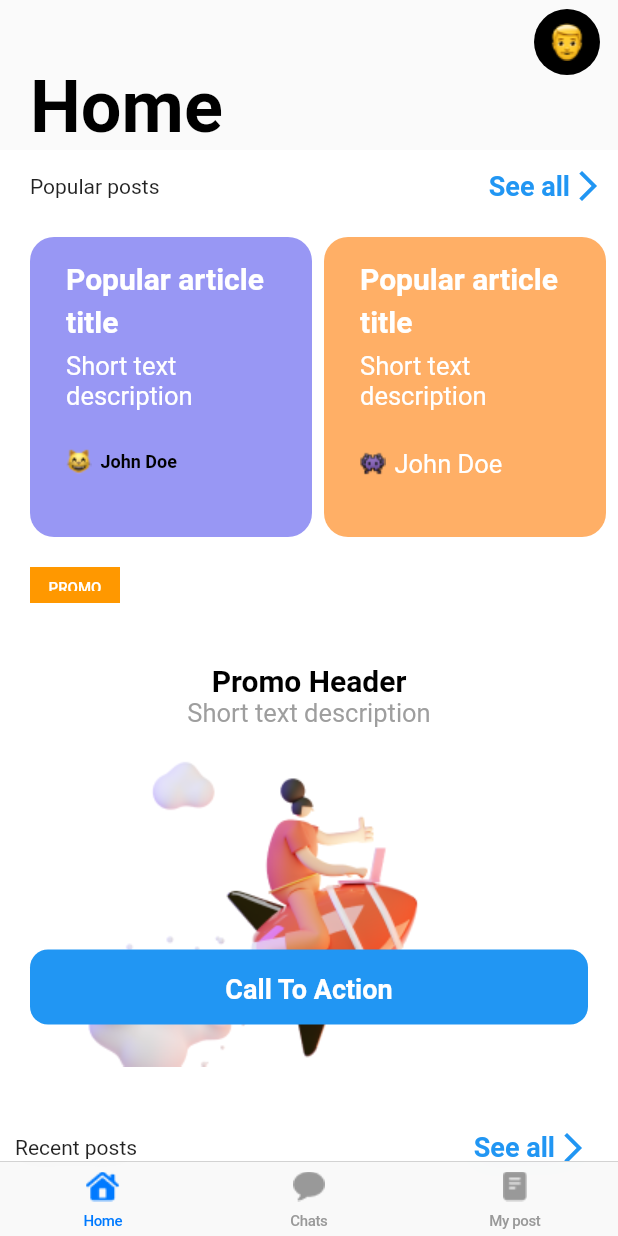
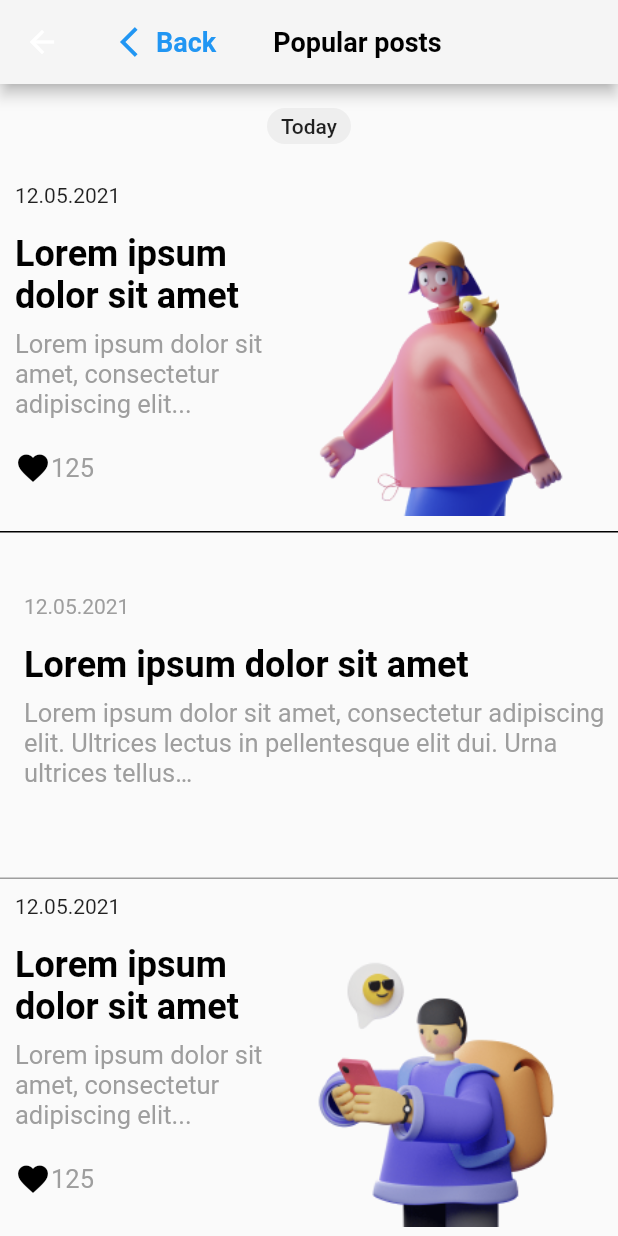
Before and after one commit to ZayniddinMamarasulov/flutter-uzbek, a Flutter app: the screen it shows after launch, after a tap on "See all", on a phone screen of 412 x 824 dp. Run offline on Flutter 3.47's test engine with Material 2 defaults, Android fonts, the light colour scheme and no system bars.

Commit message:
add MVVM add

```diff
--- a/lib/main.dart
+++ b/lib/main.dart
@@ -1,5 +1,8 @@
 import 'package:flutter/material.dart';
+import 'package:flutter_uzbek/view/components/popular_item.dart';
 import 'package:flutter_uzbek/view/home_page.dart';
+import 'package:flutter_uzbek/view/my_proil_page.dart';
+import 'package:flutter_uzbek/view/popular_posts_page.dart';
 
 void main() {
   runApp(const MyApp());
@@ -17,6 +20,11 @@ class MyApp extends StatelessWidget {
         primarySwatch: Colors.blue,
       ),
       home: const HomePage(),
+      routes: {
+        MyProfilPage.id: (context)=>MyProfilPage(),
+        PopularItem.id: (context)=>PopularItem(),
+        PopularPostsPAge.id: (context)=>PopularPostsPAge()
+      },
     );
   }
 }
--- a/lib/view/chats_page.dart
+++ b/lib/view/chats_page.dart
@@ -1,3 +1,4 @@
+import 'package:flutter/cupertino.dart';
 import 'package:flutter/material.dart';
 import 'package:flutter_uzbek/color/app_color.dart';
 
@@ -14,34 +15,71 @@ class _ChatsPageState extends State<ChatsPage> {
   Widget build(BuildContext context) {
     return Scaffold(
         body: CustomScrollView(
-        slivers: <Widget>[
-          //2
+            slivers: [
               SliverAppBar(
+                expandedHeight: 160,
+                automaticallyImplyLeading: false,
                 pinned: true,
-            expandedHeight: 88,
-            backgroundColor: AppColors.containerFiveColor,
+                titleSpacing: 0,
+                elevation: 1.0,
+                backgroundColor: AppColors.containerFourColor,
+                title: Padding(
+                  padding: EdgeInsets.only(left: 10),
+                  child: Text("Chats",style: TextStyle(color: Colors.black,fontSize: 32,fontWeight: FontWeight.w700),),
+                ),
                 flexibleSpace: FlexibleSpaceBar(
-              title: Text('Chats',style: TextStyle(color: Colors.black), textScaleFactor: 1),
+                  background: Padding(
+                    padding: EdgeInsets.all(8),
+                    child: Column(
+                      crossAxisAlignment: CrossAxisAlignment.start,
+                      children: <Widget>[
+                        SizedBox(height: 70.0),
+
+                        Padding(
+                          padding: const EdgeInsets.fromLTRB(12, 6, 12, 12),
+                          child: Container(
+                            height: 36.0,
+                            width: double.infinity,
+                            child: CupertinoTextField(
+                              keyboardType: TextInputType.text,
+                              placeholder: 'Search',
+                              placeholderStyle: TextStyle(
+                                color: Color(0xffC4C6CC),
+                                fontSize: 14.0,
+                                fontFamily: 'Brutal',
+                              ),
+                              prefix: Padding(
+                                padding:
+                                const EdgeInsets.fromLTRB(9.0, 6.0, 9.0, 6.0),
+                                child: Icon(
+                                  Icons.search,
+                                  color: Color(0xffC4C6CC),
                                 ),
                               ),
-          //3
+                              decoration: BoxDecoration(
+                                borderRadius: BorderRadius.circular(8.0),
+                                color: Color(0xffF0F1F5),
+                              ),
+                            ),
+                          ),
+                        ),
+                      ],
+                    ),
+                  ),
+                ),
+              ),
               SliverToBoxAdapter(
                   child: Column(
                     children: [
                       Container(
-                  height: 24,
-                  width: 50,
-                  decoration: BoxDecoration(
-                      borderRadius: BorderRadius.circular(12),
-                      color: AppColors.containerFiveColor
-                  ),
-                  child: Center(child: Text("Now")),
+                        height: 1,
+                        color: Colors.grey,
                       ),
                     ],
                   )
               )
-        ],
-      ),
+            ]
+        )
     );
   }
 }
--- /dev/null
+++ b/lib/view/components/my_post.dart
@@ -0,0 +1,108 @@
+import 'package:flutter/material.dart';
+class MyPost extends StatelessWidget {
+  const MyPost({Key? key}) : super(key: key);
+
+  @override
+  Widget build(BuildContext context) {
+    return Column(
+          children: [
+            Container(
+              padding: EdgeInsets.all(10),
+              height: 242,
+              width: double.infinity,
+              child: Row(
+                children: [
+                  Expanded(
+                    child: Column(
+                      crossAxisAlignment: CrossAxisAlignment.start,
+                      children: [
+                        Text("12.05.2021"),
+                        SizedBox(height: 17,),
+                        Text("Lorem ipsum dolor sit amet",style: TextStyle(color: Colors.black,fontSize: 24,fontWeight: FontWeight.w700),),
+                        SizedBox(height: 8,),
+                        Text("Lorem ipsum dolor sit amet, consectetur adipiscing elit...",style: TextStyle(color: Colors.grey,fontSize: 17,fontWeight: FontWeight.w400),),
+                        SizedBox(height: 21,),
+                        Row(
+                          children: [
+                            Icon(Icons.favorite,color: Colors.black,),
+                            Text("125",style: TextStyle(color: Colors.grey,fontSize: 17,fontWeight: FontWeight.w400),)
+                          ],
+                        )
+                      ],
+                    ),
+                  ),
+                  Expanded(
+                      child: Row(
+                        children: [
+                          Image(image: AssetImage("assets/icons/img5.png"))
+                        ],
+                      )
+                  )
+                ],
+              ),
+            ),
+            Container(
+              height: 1,
+              color: Colors.black,
+            ),
+            SizedBox(height: 16,),
+            Container(
+              padding: EdgeInsets.only(left: 16,top: 25),
+              height: 214,
+              width: double.infinity,
+              child: Column(
+                crossAxisAlignment: CrossAxisAlignment.start,
+                children: [
+                  Text("12.05.2021",style: TextStyle(color: Colors.grey,fontSize: 14,fontWeight: FontWeight.w400),),
+                  SizedBox(height: 17,),
+                  Text("Lorem ipsum dolor sit amet",style: TextStyle(color: Colors.black,fontSize: 24,fontWeight: FontWeight.w700),),
+                  SizedBox(height: 8,),
+                  Text("Lorem ipsum dolor sit amet, consectetur adipiscing elit. Ultrices lectus in pellentesque elit dui. Urna ultrices tellus…",
+                    style: TextStyle(color: Colors.grey,fontSize: 17,fontWeight: FontWeight.w400),
+                  ),
+                ],
+              ),
+            ),
+            Container(
+              height: 1,
+              color: Colors.grey,
+            ),
+            Container(
+              padding: EdgeInsets.all(10),
+              height: 242,
+              width: double.infinity,
+              child: Row(
+                children: [
+                  Expanded(
+                    child: Column(
+                      crossAxisAlignment: CrossAxisAlignment.start,
+                      children: [
+                        Text("12.05.2021"),
+                        SizedBox(height: 17,),
+                        Text("Lorem ipsum dolor sit amet",style: TextStyle(color: Colors.black,fontSize: 24,fontWeight: FontWeight.w700),),
+                        SizedBox(height: 8,),
+                        Text("Lorem ipsum dolor sit amet, consectetur adipiscing elit...",style: TextStyle(color: Colors.grey,fontSize: 17,fontWeight: FontWeight.w400),),
+                        SizedBox(height: 21,),
+                        Row(
+                          children: [
+                            Icon(Icons.favorite,color: Colors.black,),
+                            Text("125",style: TextStyle(color: Colors.grey,fontSize: 17,fontWeight: FontWeight.w400),)
+                          ],
+                        )
+                      ],
+                    ),
+                  ),
+                  Expanded(
+                      child: Row(
+                        children: [
+                          Image(image: AssetImage("assets/icons/img5.png"))
+                        ],
+                      )
+                  )
+                ],
+              ),
+            ),
+          ],
+        );
+  }
+}
--- /dev/null
+++ b/lib/view/components/popular_item.dart
@@ -0,0 +1,127 @@
+import 'package:flutter/material.dart';
+class PopularItem extends StatefulWidget {
+  const PopularItem({Key? key}) : super(key: key);
+  static final String id="popular_item";
+
+  @override
+  _PopularItemState createState() => _PopularItemState();
+}
+
+class _PopularItemState extends State<PopularItem> {
+  @override
+  Widget build(BuildContext context) {
+    return Column(
+      children: [
+        SizedBox(height: 16,),
+        Container(
+          height: 24,
+          width: 56,
+          decoration: BoxDecoration(
+            borderRadius: BorderRadius.circular(12),
+            color: Colors.grey[200]
+          ),
+          child: Center(
+            child: Text("Today",style: TextStyle(fontSize: 14,fontWeight: FontWeight.w500),),
+          ),
+        ),
+        SizedBox(height: 16,),
+        Container(
+          padding: EdgeInsets.all(10),
+          height: 242,
+          width: double.infinity,
+          child: Row(
+            children: [
+              Expanded(
+                child: Column(
+                  crossAxisAlignment: CrossAxisAlignment.start,
+                  children: [
+                    Text("12.05.2021"),
+                    SizedBox(height: 17,),
+                    Text("Lorem ipsum dolor sit amet",style: TextStyle(color: Colors.black,fontSize: 24,fontWeight: FontWeight.w700),),
+                    SizedBox(height: 8,),
+                    Text("Lorem ipsum dolor sit amet, consectetur adipiscing elit...",style: TextStyle(color: Colors.grey,fontSize: 17,fontWeight: FontWeight.w400),),
+                    SizedBox(height: 21,),
+                    Row(
+                      children: [
+                        Icon(Icons.favorite,color: Colors.black,),
+                        Text("125",style: TextStyle(color: Colors.grey,fontSize: 17,fontWeight: FontWeight.w400),)
+                      ],
+                    )
+                  ],
+                ),
+              ),
+              Expanded(
+                  child: Row(
+                    children: [
+                      Image(image: AssetImage("assets/icons/img5.png"))
+                    ],
+                  )
+              )
+            ],
+          ),
+        ),
+        Container(
+          height: 1,
+          color: Colors.black,
+        ),
+        SizedBox(height: 16,),
+        Container(
+          padding: EdgeInsets.only(left: 16,top: 25),
+          height: 214,
+          width: double.infinity,
+          child: Column(
+            crossAxisAlignment: CrossAxisAlignment.start,
+            children: [
+              Text("12.05.2021",style: TextStyle(color: Colors.grey,fontSize: 14,fontWeight: FontWeight.w400),),
+              SizedBox(height: 17,),
+              Text("Lorem ipsum dolor sit amet",style: TextStyle(color: Colors.black,fontSize: 24,fontWeight: FontWeight.w700),),
+              SizedBox(height: 8,),
+              Text("Lorem ipsum dolor sit amet, consectetur adipiscing elit. Ultrices lectus in pellentesque elit dui. Urna ultrices tellus…",
+                style: TextStyle(color: Colors.grey,fontSize: 17,fontWeight: FontWeight.w400),
+              ),
+            ],
+          ),
+        ),
+        Container(
+          height: 1,
+          color: Colors.grey,
+        ),
+        Container(
+          padding: EdgeInsets.all(10),
+          height: 242,
+          width: double.infinity,
+          child: Row(
+            children: [
+              Expanded(
+                child: Column(
+                  crossAxisAlignment: CrossAxisAlignment.start,
+                  children: [
+                    Text("12.05.2021"),
+                    SizedBox(height: 17,),
+                    Text("Lorem ipsum dolor sit amet",style: TextStyle(color: Colors.black,fontSize: 24,fontWeight: FontWeight.w700),),
+                    SizedBox(height: 8,),
+                    Text("Lorem ipsum dolor sit amet, consectetur adipiscing elit...",style: TextStyle(color: Colors.grey,fontSize: 17,fontWeight: FontWeight.w400),),
+                    SizedBox(height: 21,),
+                    Row(
+                      children: [
+                        Icon(Icons.favorite,color: Colors.black,),
+                        Text("125",style: TextStyle(color: Colors.grey,fontSize: 17,fontWeight: FontWeight.w400),)
+                      ],
+                    )
+                  ],
+                ),
+              ),
+              Expanded(
+                  child: Row(
+                    children: [
+                      Image(image: AssetImage("assets/icons/person1.png"))
+                    ],
+                  )
+              )
+            ],
+          ),
+        ),
+      ],
+    );
+  }
+}
--- a/lib/view/components/popular_posts.dart
+++ b/lib/view/components/popular_posts.dart
@@ -1,8 +1,10 @@
 import 'package:flutter/material.dart';
 import 'package:flutter_uzbek/color/app_color.dart';
+import 'package:flutter_uzbek/view/components/popular_item.dart';
 import 'package:flutter_uzbek/view/components/promo.dart';
 import 'package:flutter_uzbek/view/components/promo_header.dart';
 import 'package:flutter_uzbek/view/components/recent_posts.dart';
+import 'package:flutter_uzbek/view/popular_posts_page.dart';
 class PopularPost extends StatefulWidget {
   const PopularPost({Key? key}) : super(key: key);
 
@@ -27,7 +29,7 @@ class _PopularPostState extends State<PopularPost> {
                   children: [
                     TextButton(
                         onPressed: (){
-
+                          Navigator.pushNamed(context, PopularPostsPAge.id);
                         },
                         child: Row(
                           children: [
--- /dev/null
+++ b/lib/view/popular_posts_page.dart
@@ -0,0 +1,41 @@
+import 'package:flutter/material.dart';
+import 'package:flutter_uzbek/color/app_color.dart';
+import 'package:flutter_uzbek/view/components/popular_item.dart';
+class PopularPostsPAge extends StatefulWidget {
+  const PopularPostsPAge({Key? key}) : super(key: key);
+  static final String id="popular_posts_page";
+
+  @override
+  _PopularPostsPAgeState createState() => _PopularPostsPAgeState();
+}
+
+class _PopularPostsPAgeState extends State<PopularPostsPAge> {
+  @override
+  Widget build(BuildContext context) {
+    return Scaffold(
+      appBar: AppBar(
+        backgroundColor: AppColors.containerFiveColor,
+        title: Row(
+          children: [
+            TextButton(
+                onPressed: (){
+                  Navigator.pop(context);
+                },
+                child: Row(
+                  children: [
+                    Icon(Icons.arrow_back_ios),
+                    Text("Back",style: TextStyle(color: Colors.blue,fontSize: 18,fontWeight: FontWeight.w600),)
+                  ],
+                )
+            ),
+            SizedBox(width: 30,),
+            Text("Popular posts",style: TextStyle(color: Colors.black,fontSize: 18,fontWeight: FontWeight.w600),)
+          ],
+        ),
+      ),
+      body: SingleChildScrollView(
+        child: PopularItem(),
+      ),
+    );
+  }
+}
--- a/lib/view/post_page.dart
+++ b/lib/view/post_page.dart
@@ -1,4 +1,8 @@
+import 'package:flutter/cupertino.dart';
 import 'package:flutter/material.dart';
+import 'package:flutter_uzbek/color/app_color.dart';
+
+import 'components/my_post.dart';
 class PostPage extends StatefulWidget {
   const PostPage({Key? key}) : super(key: key);
   static final String id="post_page";
@@ -11,8 +15,69 @@ class _PostPageState extends State<PostPage> {
   @override
   Widget build(BuildContext context) {
     return Scaffold(
-      body: Container(
-        color: Colors.black,
+      body: CustomScrollView(
+          slivers: [
+            SliverAppBar(
+              expandedHeight: 160,
+              automaticallyImplyLeading: false,
+              pinned: true,
+              titleSpacing: 0,
+              elevation: 1.0,
+              backgroundColor: AppColors.containerFourColor,
+              title: Padding(
+                padding: EdgeInsets.only(left: 10),
+                child: Text("My Posts",style: TextStyle(color: Colors.black,fontSize: 32,fontWeight: FontWeight.w700),),
+              ),
+              flexibleSpace: FlexibleSpaceBar(
+                background: Padding(
+                  padding: EdgeInsets.all(8),
+                  child: Column(
+                    crossAxisAlignment: CrossAxisAlignment.start,
+                    children: <Widget>[
+                      SizedBox(height: 70.0),
+                      Padding(
+                        padding: const EdgeInsets.fromLTRB(12, 6, 12, 12),
+                        child: Container(
+                          height: 36.0,
+                          width: double.infinity,
+                          child: CupertinoTextField(
+                            keyboardType: TextInputType.text,
+                            placeholder: 'Search',
+                            placeholderStyle: TextStyle(
+                              color: Color(0xffC4C6CC),
+                              fontSize: 14.0,
+                              fontFamily: 'Brutal',
+                            ),
+                            prefix: Padding(
+                              padding:
+                              const EdgeInsets.fromLTRB(9.0, 6.0, 9.0, 6.0),
+                              child: Icon(
+                                Icons.search,
+                                color: Color(0xffC4C6CC),
+                              ),
+                            ),
+                            decoration: BoxDecoration(
+                              borderRadius: BorderRadius.circular(8.0),
+                              color: Color(0xffF0F1F5),
+                            ),
+                          ),
+                        ),
+                      ),
+                    ],
+                  ),
+                ),
+              ),
+            ),
+            SliverToBoxAdapter(
+              child: MyPost(),
+            )
+          ]
+      ),
+      floatingActionButton: FloatingActionButton(
+        onPressed: () {
+
+        },
+        child: Icon(Icons.add),
       ),
     );
   }
--- a/lib/view/profil_page.dart
+++ b/lib/view/profil_page.dart
@@ -1,6 +1,7 @@
 import 'package:flutter/material.dart';
 import 'package:flutter_uzbek/color/app_color.dart';
 import 'package:flutter_uzbek/view/components/popular_posts.dart';
+import 'package:flutter_uzbek/view/my_proil_page.dart';
 class ProfilPage extends StatefulWidget {
   const ProfilPage({Key? key}) : super(key: key);
   static final String id="profil_page";
@@ -26,7 +27,11 @@ class _ProfilPageState extends State<ProfilPage> {
             ),
             backgroundColor: AppColors.containerFourColor,
             actions:  [
-              CircleAvatar(
+              InkWell(
+                onTap: (){
+                  Navigator.pushNamed(context, MyProfilPage.id);
+                },
+                child: CircleAvatar(
                   radius: 22,
                   backgroundColor: Colors.black,
                   child: Center(
@@ -35,6 +40,7 @@ class _ProfilPageState extends State<ProfilPage> {
                         height: 28,
                         width: 24,
                         image: AssetImage("assets/icons/person.png"),
+                      ),
                     ),
                   ),
                 ),
```
Also changed, not shown: lib/view/components/payment.dart (added, +48 -0 lines), lib/view/my_proil_page.dart (added, +144 -0 lines), assets/icons/iconn.png (added), assets/icons/image11.png (added), assets/icons/person1.png (added), assets/icons/saly.png (added). Lines whose indentation alone changed are shown as unchanged.
